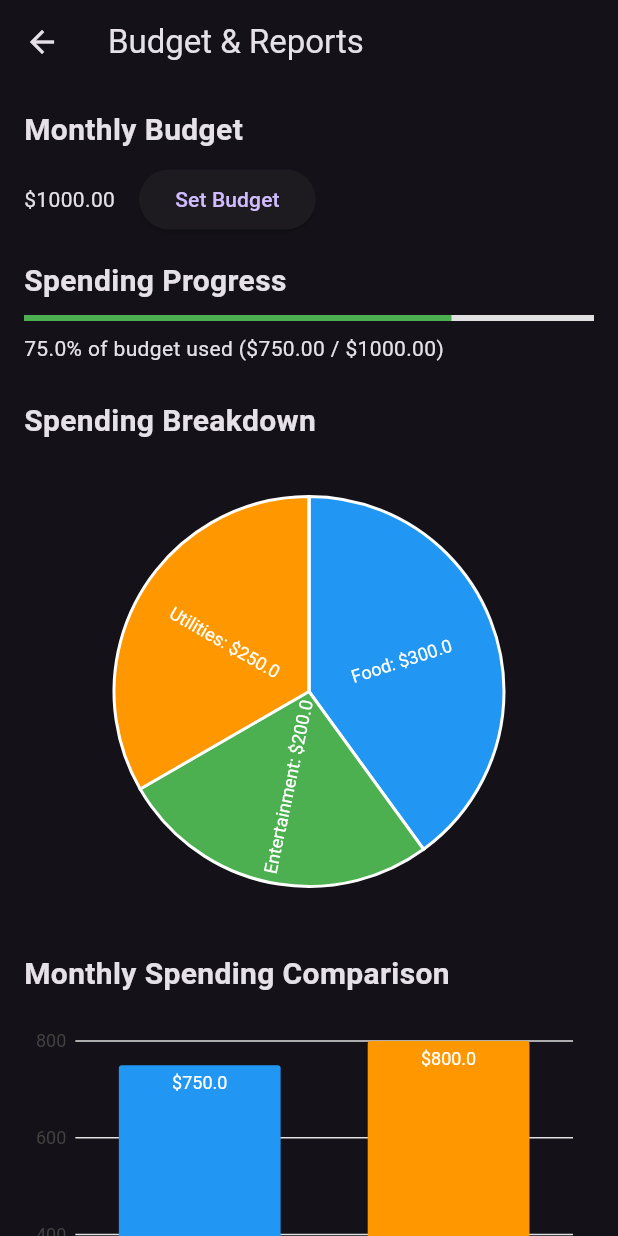
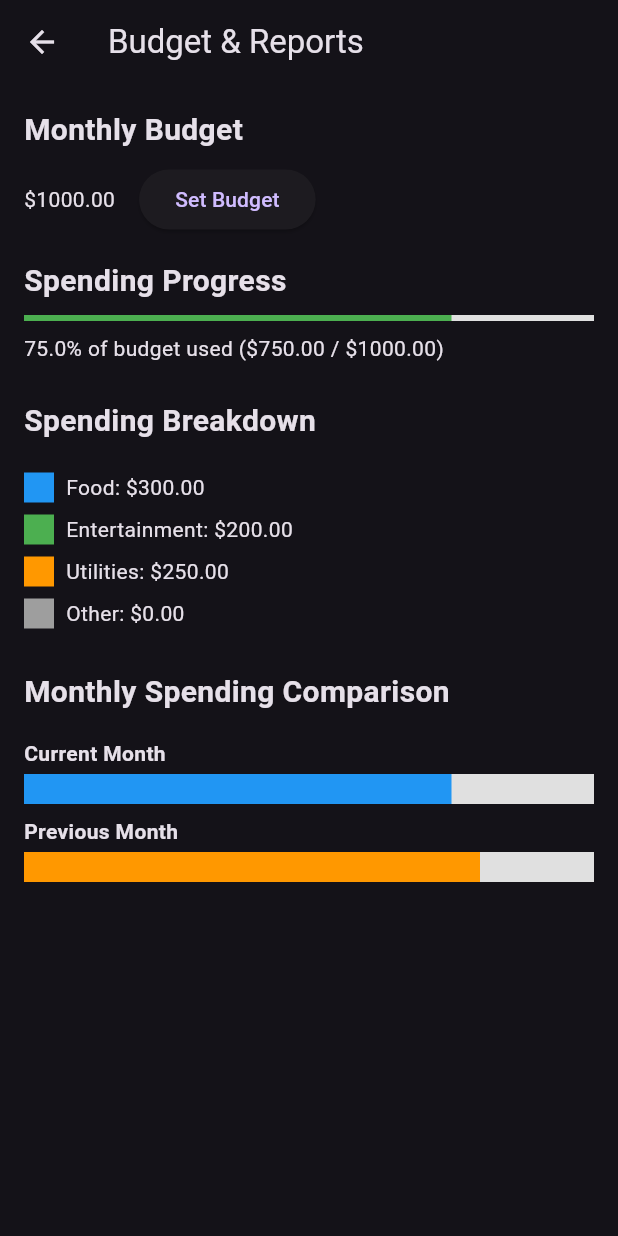
Before and after one commit to DIP-SARKER/EDGE_PROJECT_MOB_APP, a Flutter app: the BudgetReportsScreen screen opened directly, on a phone screen of 412 x 824 dp. Run offline on Flutter 3.47's test engine with Material 3 defaults, Android fonts, the phone set to English and light mode, and no system bars; drawn by our look-alikes of fl_chart; our stand-ins replace icons_plus, image_picker, local_auth, shared_preferences; accounts and stored records are empty.

Commit message:
refined UI

```diff
--- /dev/null
+++ b/devtools_options.yaml
@@ -0,0 +1,3 @@
+description: This file stores settings for Dart & Flutter DevTools.
+documentation: https://docs.flutter.dev/tools/devtools/extensions#configure-extension-enablement-states
+extensions:
--- a/lib/pages/budgetmanagement.dart
+++ b/lib/pages/budgetmanagement.dart
@@ -1,5 +1,4 @@
 import 'package:flutter/material.dart';
-import 'package:charts_flutter/flutter.dart' as charts;
 
 class BudgetReportsScreen extends StatefulWidget {
   const BudgetReportsScreen({super.key});
@@ -10,8 +9,8 @@ class BudgetReportsScreen extends StatefulWidget {
 
 class BudgetReportsScreenState extends State<BudgetReportsScreen> {
   double monthlyBudget = 1000.0;
-  double currentSpending = 750.0; // Example current spending
-  double previousMonthSpending = 800.0; // Example previous month spending
+  double currentSpending = 750.0;
+  double previousMonthSpending = 800.0;
   double foodSpending = 300.0;
   double entertainmentSpending = 200.0;
   double utilitiesSpending = 250.0;
@@ -19,59 +18,10 @@ class BudgetReportsScreenState extends State<BudgetReportsScreen> {
   @override
   Widget build(BuildContext context) {
     double budgetPercentage = (currentSpending / monthlyBudget) * 100;
-    Color progressColor = Colors.green;
-    if (budgetPercentage > 80) {
-      progressColor = Colors.orange;
-    }
-    if (budgetPercentage > 95) {
-      progressColor = Colors.red;
-    }
-
-    var data = [
-      SpendingCategory('Food', foodSpending, Colors.blue),
-      SpendingCategory('Entertainment', entertainmentSpending, Colors.green),
-      SpendingCategory('Utilities', utilitiesSpending, Colors.orange),
-      SpendingCategory(
-        'Other',
-        currentSpending -
-            foodSpending -
-            entertainmentSpending -
-            utilitiesSpending,
-        Colors.grey,
-      ),
-    ];
-
-    var series = [
-      charts.Series(
-        id: 'Spending',
-        domainFn: (SpendingCategory spending, _) => spending.category,
-        measureFn: (SpendingCategory spending, _) => spending.amount,
-        colorFn:
-            (SpendingCategory spending, _) =>
-                charts.ColorUtil.fromDartColor(spending.color),
-        data: data,
-        labelAccessorFn:
-            (SpendingCategory row, _) => '${row.category}: \$${row.amount}',
-      ),
-    ];
-
-    var barData = [
-      SpendingMonth('Current Month', currentSpending, Colors.blue),
-      SpendingMonth('Previous Month', previousMonthSpending, Colors.orange),
-    ];
-
-    var barSeries = [
-      charts.Series(
-        id: 'Monthly Spending',
-        domainFn: (SpendingMonth month, _) => month.month,
-        measureFn: (SpendingMonth month, _) => month.amount,
-        colorFn:
-            (SpendingMonth month, _) =>
-                charts.ColorUtil.fromDartColor(month.color),
-        data: barData,
-        labelAccessorFn: (SpendingMonth row, _) => '\$${row.amount}',
-      ),
-    ];
+    Color progressColor =
+        budgetPercentage > 95
+            ? Colors.red
+            : (budgetPercentage > 80 ? Colors.orange : Colors.green);
 
     return Scaffold(
       appBar: AppBar(title: Text('Budget & Reports')),
@@ -118,34 +68,81 @@ class BudgetReportsScreenState extends State<BudgetReportsScreen> {
               style: TextStyle(fontSize: 20, fontWeight: FontWeight.bold),
             ),
             SizedBox(height: 16),
-            SizedBox(
-              height: 300,
-              child: charts.PieChart(
-                series,
-                animate: true,
-                defaultRenderer: charts.ArcRendererConfig(
-                  arcRendererDecorators: [charts.ArcLabelDecorator()],
-                ),
-              ),
-            ),
+            _buildSpendingBreakdown(),
             SizedBox(height: 24),
             Text(
               'Monthly Spending Comparison',
               style: TextStyle(fontSize: 20, fontWeight: FontWeight.bold),
             ),
             SizedBox(height: 16),
-            SizedBox(
-              height: 300,
-              child: charts.BarChart(
-                barSeries,
-                animate: true,
-                barRendererDecorator: charts.BarLabelDecorator<String>(),
-                domainAxis: charts.OrdinalAxisSpec(),
-              ),
-            ),
+            _buildMonthlyComparison(),
           ],
         ),
       ),
+    );
+  }
+
+  Widget _buildSpendingBreakdown() {
+    var data = [
+      SpendingCategory('Food', foodSpending, Colors.blue),
+      SpendingCategory('Entertainment', entertainmentSpending, Colors.green),
+      SpendingCategory('Utilities', utilitiesSpending, Colors.orange),
+      SpendingCategory(
+        'Other',
+        currentSpending -
+            foodSpending -
+            entertainmentSpending -
+            utilitiesSpending,
+        Colors.grey,
+      ),
+    ];
+
+    return Column(
+      children:
+          data.map((category) {
+            return Padding(
+              padding: const EdgeInsets.symmetric(vertical: 4.0),
+              child: Row(
+                children: [
+                  Container(width: 20, height: 20, color: category.color),
+                  SizedBox(width: 8),
+                  Text(
+                    '${category.category}: \$${category.amount.toStringAsFixed(2)}',
+                  ),
+                ],
+              ),
+            );
+          }).toList(),
+    );
+  }
+
+  Widget _buildMonthlyComparison() {
+    return Column(
+      children: [
+        _buildBar('Current Month', currentSpending, Colors.blue),
+        _buildBar('Previous Month', previousMonthSpending, Colors.orange),
+      ],
+    );
+  }
+
+  Widget _buildBar(String label, double value, Color color) {
+    return Column(
+      crossAxisAlignment: CrossAxisAlignment.start,
+      children: [
+        Text(label, style: TextStyle(fontWeight: FontWeight.bold)),
+        SizedBox(height: 4),
+        Container(
+          width: double.infinity,
+          height: 20,
+          color: Colors.grey[300],
+          child: FractionallySizedBox(
+            widthFactor: value / monthlyBudget,
+            alignment: Alignment.centerLeft,
+            child: Container(color: color),
+          ),
+        ),
+        SizedBox(height: 8),
+      ],
     );
   }
 
@@ -193,11 +190,3 @@ class SpendingCategory {
 
   SpendingCategory(this.category, this.amount, this.color);
 }
-
-class SpendingMonth {
-  final String month;
-  final double amount;
-  final Color color;
-
-  SpendingMonth(this.month, this.amount, this.color);
-}
--- a/pubspec.yaml
+++ b/pubspec.yaml
@@ -38,7 +38,6 @@ dependencies:
   cupertino_icons: ^1.0.8
   fl_chart: ^0.70.2
   image_picker: ^1.1.2
-  charts_flutter: ^0.12.0
   shared_preferences: ^2.5.2
   local_auth: ^2.3.0
 
```
Also changed, not shown: lib/pages/settings.dart (+127 -26 lines), lib/widgets/utils/navbar.dart (+11 -21 lines), pubspec.lock.
